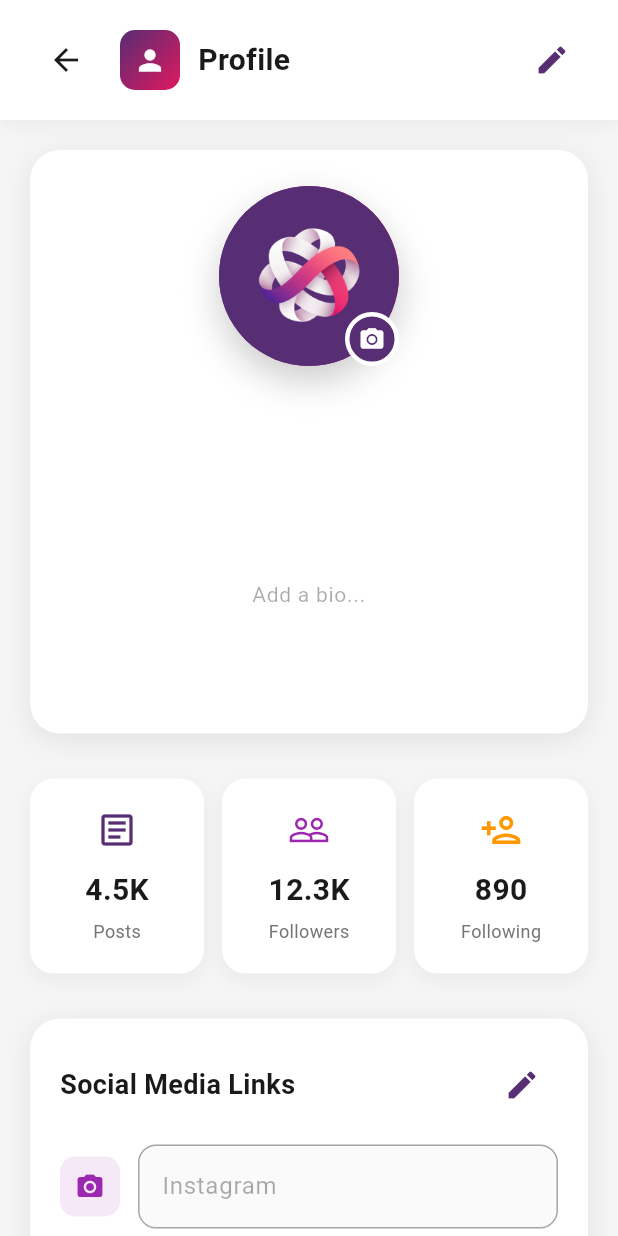
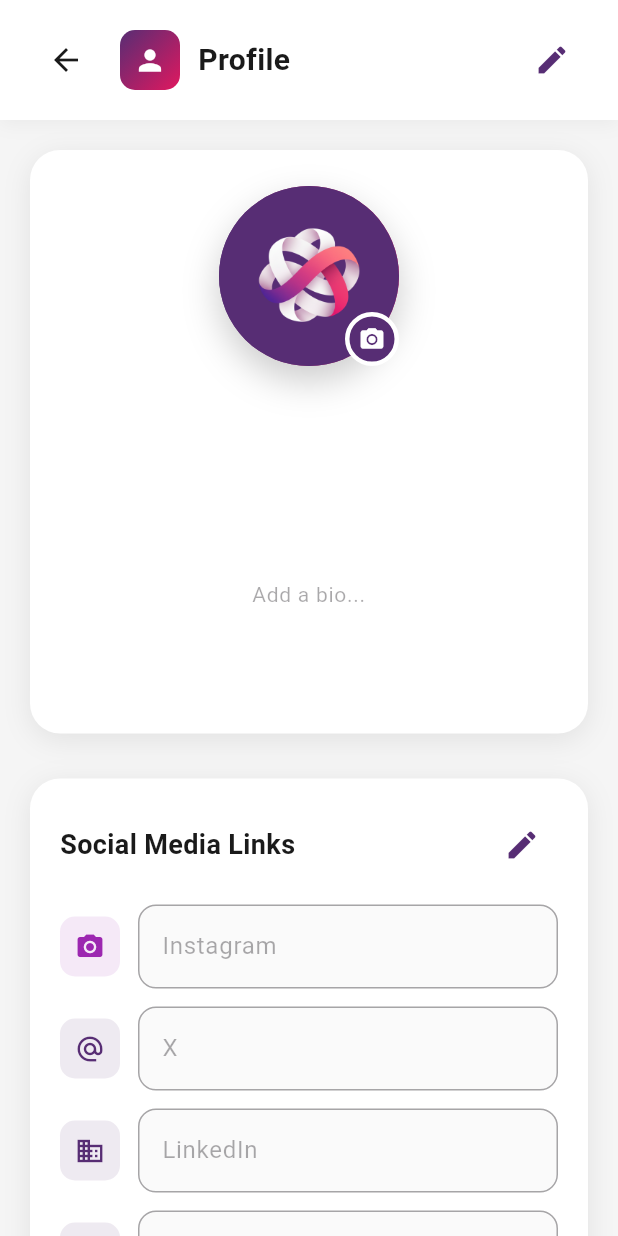
Before and after one commit to huda515k/Autopost-AI, a Flutter app: the ProfileScreen screen opened directly, on a phone screen of 412 x 824 dp. Run offline on Flutter 3.47's test engine with Material 3 defaults, Android fonts, the phone set to English and light mode, and no system bars; our stand-ins replace cached_network_image, google_generative_ai, image_picker, share_plus, sqflite, sqflite_common_ffi; accounts and stored records are empty.

Commit message:
Fix release networking, auth flow, profile; add X link
- Add INTERNET permission to AndroidManifest (release APK had no network —
  fixes image generation / posting failing on device).
- Signup now registers then routes to the login screen (no auto-enter);
  login enters the app. Add auth_flow_test covering register/login/reset.
- Remove fake profile stats (Posts/Followers/Following).
- Add X/Twitter to social media links (model, DB v6 migration, service, UI).

Co-Authored-By: Claude Opus 4.8 (1M context) <noreply@anthropic.com>

```diff
--- a/lib/models/social_media_links.dart
+++ b/lib/models/social_media_links.dart
@@ -1,9 +1,11 @@
 class SocialMediaLinks {
   final String username;
   final String? instagram;
+  final String? twitter;
   final String? linkedin;
   final String? facebook;
   final bool instagramPublic;
+  final bool twitterPublic;
   final bool linkedinPublic;
   final bool facebookPublic;
   final DateTime updatedAt;
@@ -11,9 +13,11 @@ class SocialMediaLinks {
   SocialMediaLinks({
     required this.username,
     this.instagram,
+    this.twitter,
     this.linkedin,
     this.facebook,
     this.instagramPublic = true,
+    this.twitterPublic = true,
     this.linkedinPublic = true,
     this.facebookPublic = true,
     required this.updatedAt,
@@ -23,9 +27,11 @@ class SocialMediaLinks {
     return {
       'username': username,
       'instagram': instagram,
+      'twitter': twitter,
       'linkedin': linkedin,
       'facebook': facebook,
       'instagram_public': instagramPublic ? 1 : 0,
+      'twitter_public': twitterPublic ? 1 : 0,
       'linkedin_public': linkedinPublic ? 1 : 0,
       'facebook_public': facebookPublic ? 1 : 0,
       'updated_at': updatedAt.toIso8601String(),
@@ -36,9 +42,11 @@ class SocialMediaLinks {
     return SocialMediaLinks(
       username: json['username'] as String,
       instagram: json['instagram'] as String?,
+      twitter: json['twitter'] as String?,
       linkedin: json['linkedin'] as String?,
       facebook: json['facebook'] as String?,
       instagramPublic: (json['instagram_public'] as int? ?? 1) == 1,
+      twitterPublic: (json['twitter_public'] as int? ?? 1) == 1,
       linkedinPublic: (json['linkedin_public'] as int? ?? 1) == 1,
       facebookPublic: (json['facebook_public'] as int? ?? 1) == 1,
       updatedAt: DateTime.parse(json['updated_at'] as String),
@@ -48,9 +56,11 @@ class SocialMediaLinks {
   SocialMediaLinks copyWith({
     String? username,
     String? instagram,
+    String? twitter,
     String? linkedin,
     String? facebook,
     bool? instagramPublic,
+    bool? twitterPublic,
     bool? linkedinPublic,
     bool? facebookPublic,
     DateTime? updatedAt,
@@ -58,9 +68,11 @@ class SocialMediaLinks {
     return SocialMediaLinks(
       username: username ?? this.username,
       instagram: instagram ?? this.instagram,
+      twitter: twitter ?? this.twitter,
       linkedin: linkedin ?? this.linkedin,
       facebook: facebook ?? this.facebook,
       instagramPublic: instagramPublic ?? this.instagramPublic,
+      twitterPublic: twitterPublic ?? this.twitterPublic,
       linkedinPublic: linkedinPublic ?? this.linkedinPublic,
       facebookPublic: facebookPublic ?? this.facebookPublic,
       updatedAt: updatedAt ?? this.updatedAt,
--- a/lib/profile_screen.dart
+++ b/lib/profile_screen.dart
@@ -33,6 +33,7 @@ class _ProfileScreenState extends State<ProfileScreen> {
   late TextEditingController _emailController;
   late TextEditingController _bioController;
   late TextEditingController _instagramController;
+  late TextEditingController _twitterController;
   late TextEditingController _linkedinController;
   late TextEditingController _facebookController;
   bool _isEditing = false;
@@ -48,6 +49,7 @@ class _ProfileScreenState extends State<ProfileScreen> {
     _emailController = TextEditingController();
     _bioController = TextEditingController();
     _instagramController = TextEditingController();
+    _twitterController = TextEditingController();
     _linkedinController = TextEditingController();
     _facebookController = TextEditingController();
     _loadUserData();
@@ -63,6 +65,7 @@ class _ProfileScreenState extends State<ProfileScreen> {
     _emailController.dispose();
     _bioController.dispose();
     _instagramController.dispose();
+    _twitterController.dispose();
     _linkedinController.dispose();
     _facebookController.dispose();
     super.dispose();
@@ -107,6 +110,7 @@ class _ProfileScreenState extends State<ProfileScreen> {
         setState(() {
           _socialMediaLinks = links;
           _instagramController.text = links.instagram ?? '';
+          _twitterController.text = links.twitter ?? '';
           _linkedinController.text = links.linkedin ?? '';
           _facebookController.text = links.facebook ?? '';
         });
@@ -153,6 +157,9 @@ class _ProfileScreenState extends State<ProfileScreen> {
       instagram: _instagramController.text.trim().isEmpty
           ? null
           : _instagramController.text.trim(),
+      twitter: _twitterController.text.trim().isEmpty
+          ? null
+          : _twitterController.text.trim(),
       linkedin: _linkedinController.text.trim().isEmpty
           ? null
           : _linkedinController.text.trim(),
@@ -160,6 +167,7 @@ class _ProfileScreenState extends State<ProfileScreen> {
           ? null
           : _facebookController.text.trim(),
       instagramPublic: existingLinks?.instagramPublic ?? true,
+      twitterPublic: existingLinks?.twitterPublic ?? true,
       linkedinPublic: existingLinks?.linkedinPublic ?? true,
       facebookPublic: existingLinks?.facebookPublic ?? true,
       updatedAt: DateTime.now(),
@@ -274,11 +282,6 @@ class _ProfileScreenState extends State<ProfileScreen> {
                   children: [
                     // Profile Section
                     _buildProfileSection(),
-
-                    const SizedBox(height: 30),
-
-                    // Stats Cards
-                    _buildStatsCards(),
 
                     const SizedBox(height: 30),
 
@@ -476,63 +479,6 @@ class _ProfileScreenState extends State<ProfileScreen> {
     );
   }
 
-  Widget _buildStatsCards() {
-    return Row(
-      children: [
-        Expanded(
-          child: _buildStatCard('4.5K', 'Posts', Icons.article_outlined, AppColors.primary),
-        ),
-        const SizedBox(width: 12),
-        Expanded(
-          child: _buildStatCard('12.3K', 'Followers', Icons.people_outline, Colors.purple),
-        ),
-        const SizedBox(width: 12),
-        Expanded(
-          child: _buildStatCard('890', 'Following', Icons.person_add_outlined, Colors.orange),
-        ),
-      ],
-    );
-  }
-
-  Widget _buildStatCard(String value, String label, IconData icon, Color color) {
-    return Container(
-      padding: const EdgeInsets.all(20),
-      decoration: BoxDecoration(
-        color: Theme.of(context).cardColor,
-        borderRadius: BorderRadius.circular(16),
-        boxShadow: [
-          BoxShadow(
-            color: Colors.black.withValues(alpha: 0.05),
-            blurRadius: 10,
-            offset: const Offset(0, 4),
-          ),
-        ],
-      ),
-      child: Column(
-        children: [
-          Icon(icon, color: color, size: 28),
-          const SizedBox(height: 12),
-          Text(
-            value,
-            style: TextStyle(
-              fontSize: 20,
-              fontWeight: FontWeight.bold,
-              color: Color(0xFF1A1A1A),
-            ),
-          ),
-          const SizedBox(height: 4),
-          Text(
-            label,
-            style: TextStyle(
-              fontSize: 12,
-              color: Colors.grey[600],
-            ),
-          ),
-        ],
-      ),
-    );
-  }
-
   Widget _buildSocialMediaSection() {
     return Container(
       padding: const EdgeInsets.all(20),
@@ -581,6 +527,17 @@ class _ProfileScreenState extends State<ProfileScreen> {
             controller: _instagramController,
             hint: '@username',
             color: Colors.purple,
+          ),
+
+          const SizedBox(height: 12),
+
+          // X (Twitter)
+          _buildSocialMediaField(
+            icon: Icons.alternate_email,
+            label: 'X',
+            controller: _twitterController,
+            hint: '@username',
+            color: AppColors.primary,
           ),
 
           const SizedBox(height: 12),
```
Also changed, not shown: lib/auth_screen.dart (+5 -16 lines), lib/services/database_helper.dart (+17 -1 lines), lib/services/social_media_service.dart (+3 -10 lines), 2 other files.
